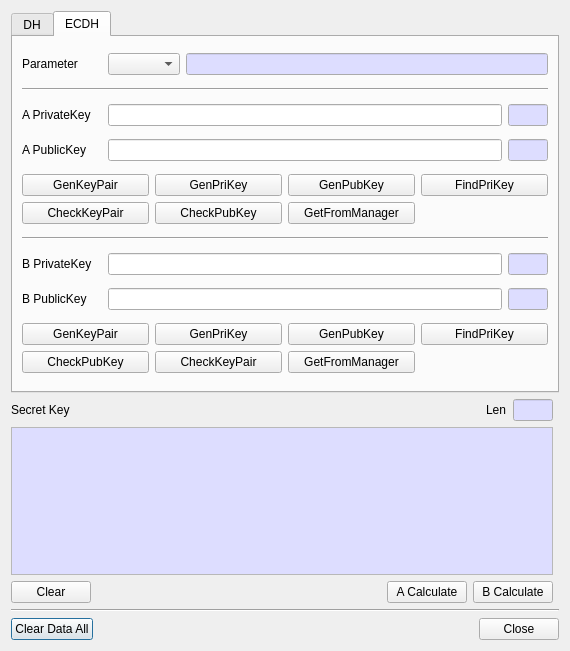
Before: the Qt Designer form BerEditor/key_agree_dlg.ui in jykim74/BerEditor, drawn with Qt 5.
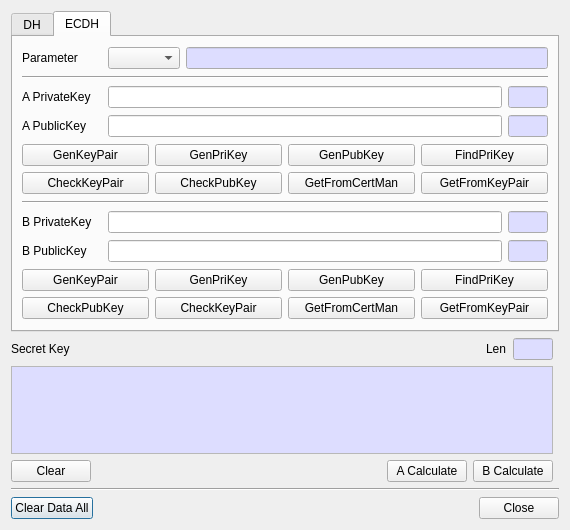
After: the same form once the commit is applied.

Patch:
```diff
--- a/BerEditor/key_agree_dlg.ui
+++ b/BerEditor/key_agree_dlg.ui
@@ -7,7 +7,7 @@
     <x>0</x>
     <y>0</y>
     <width>570</width>
-    <height>651</height>
+    <height>530</height>
    </rect>
   </property>
   <property name="windowTitle">
@@ -976,7 +976,14 @@
          <item row="1" column="4">
           <widget class="QPushButton" name="mAGetFromManBtn">
            <property name="text">
-            <string>GetFromManager</string>
+            <string>GetFromCertMan</string>
+           </property>
+          </widget>
+         </item>
+         <item row="1" column="5">
+          <widget class="QPushButton" name="mAGetFromKeyPairMan">
+           <property name="text">
+            <string>GetFromKeyPair</string>
            </property>
           </widget>
          </item>
@@ -1032,7 +1039,14 @@
          <item row="1" column="4">
           <widget class="QPushButton" name="mBGetFromManBtn">
            <property name="text">
-            <string>GetFromManager</string>
+            <string>GetFromCertMan</string>
+           </property>
+          </widget>
+         </item>
+         <item row="1" column="5">
+          <widget class="QPushButton" name="mBGetFromKeyPairBtn">
+           <property name="text">
+            <string>GetFromKeyPair</string>
            </property>
           </widget>
          </item>
```
Left out of the diff: 10 changed lines with no effect on the pictures.
